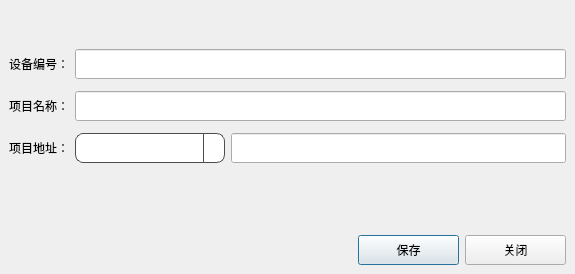
Above: deviceadd.ui from guocihong/CombineAuthenticateHost before the change. Below: the same form after it.
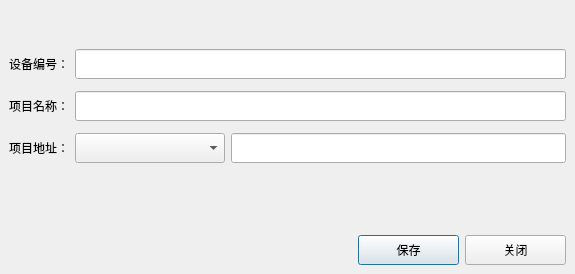
That is the form after the change. Icons and pictures are not drawn.

The edit to the form file:
```diff
--- a/deviceadd.ui
+++ b/deviceadd.ui
@@ -14,36 +14,7 @@
    <string>Dialog</string>
   </property>
   <property name="styleSheet">
-   <string notr="true">QComboBox{
-font: 14pt &quot;WenQuanYi Micro Hei&quot;;
-border-radius: 8px;
-padding: 1px 10px 1px 10px;
-border: 1px solid #4D4D4D;
-}
-QComboBox QAbstractItemView{
-background-color:#4D4D4D;
-color:white;
-selection-background-color: rgb(56,117,215);
-}
-QComboBox::drop-down {
-subcontrol-origin: padding;
-subcontrol-position: top right;
-width: 20px;
-border-left-width: 1px;
-border-left-style: solid;
-border-top-right-radius: 3px;
-border-bottom-right-radius: 3px;
-border-left-color: #4D4D4D;
-}
-QComboBox::down-arrow{
-image: url(:/image/images/arrow_down.png);
-}
-QComboBox::down-arrow:pressed{
-position:relative;
-top:1px;
-left:1px;
-}
-</string>
+   <string notr="true"/>
   </property>
   <layout class="QVBoxLayout" name="verticalLayout">
    <property name="leftMargin">
```
Left out of the diff: 6 changed lines with no effect on the pictures.
